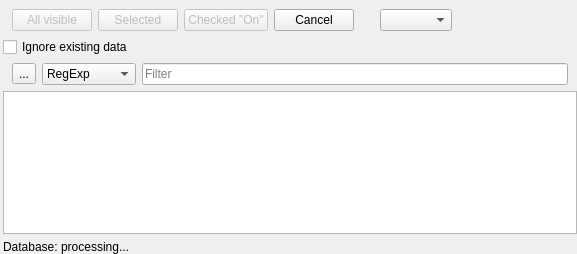
Old version of the form zbyrator-src/selectmeters4poll.ui in the repository KTS-Intek/quick-collect.
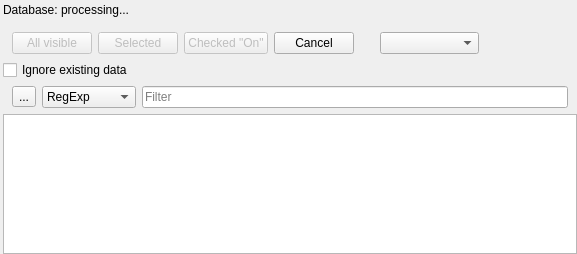
New version of the form. Icons and pictures are not drawn.

```diff
--- a/zbyrator-src/selectmeters4poll.ui
+++ b/zbyrator-src/selectmeters4poll.ui
@@ -18,7 +18,7 @@
     <number>3</number>
    </property>
    <property name="topMargin">
-    <number>0</number>
+    <number>3</number>
    </property>
    <property name="rightMargin">
     <number>0</number>
@@ -26,6 +26,13 @@
    <property name="bottomMargin">
     <number>0</number>
    </property>
+   <item>
+    <widget class="QLabel" name="lblDatabase">
+     <property name="text">
+      <string>Database: processing...</string>
+     </property>
+    </widget>
+   </item>
    <item>
     <layout class="QHBoxLayout" name="horizontalLayout">
      <property name="leftMargin">
@@ -107,7 +114,14 @@
       </spacer>
      </item>
      <item>
-      <widget class="QComboBox" name="cbxGroups"/>
+      <widget class="QComboBox" name="cbxGroups">
+       <property name="sizePolicy">
+        <sizepolicy hsizetype="Expanding" vsizetype="Fixed">
+         <horstretch>0</horstretch>
+         <verstretch>0</verstretch>
+        </sizepolicy>
+       </property>
+      </widget>
      </item>
      <item>
       <spacer name="horizontalSpacer">
@@ -215,13 +229,6 @@
      </property>
     </widget>
    </item>
-   <item>
-    <widget class="QLabel" name="lblDatabase">
-     <property name="text">
-      <string>Database: processing...</string>
-     </property>
-    </widget>
-   </item>
   </layout>
  </widget>
  <resources>
```
